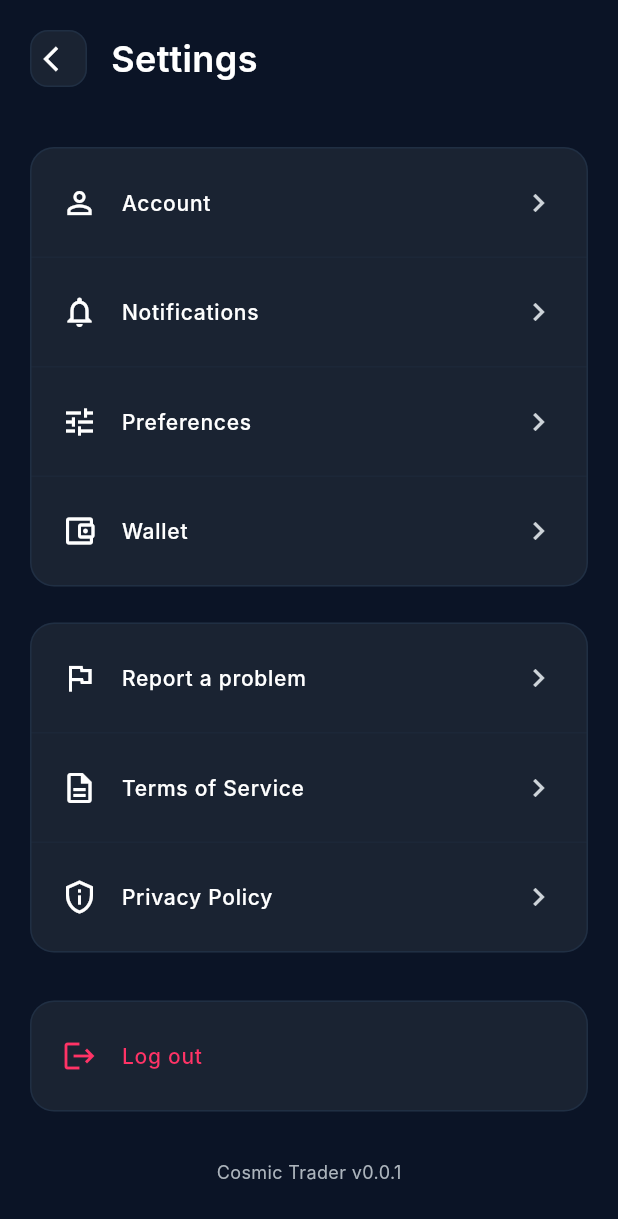
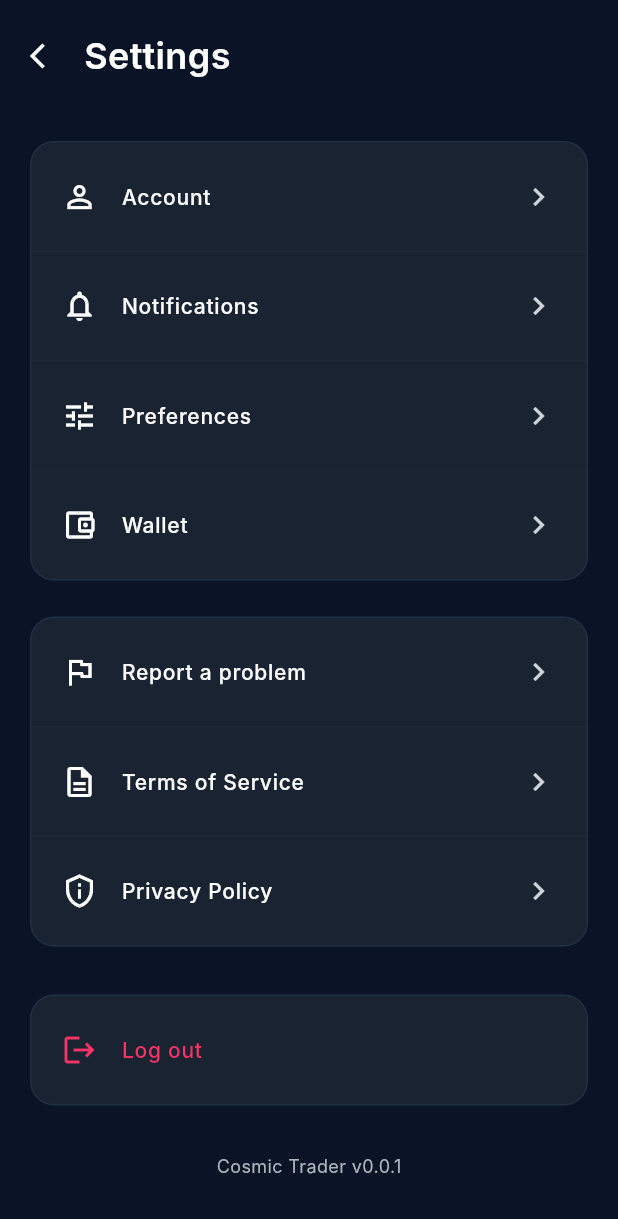
Before and after one commit to Hoossayn/cosmic_trader, a Flutter app: the SettingsScreen screen opened by its route, on a phone screen of 412 x 824 dp. Shown: the top 1219 px of the screen. Run offline on Flutter 3.47's test engine with Material 3 defaults, Android fonts, the phone set to English and light mode, and no system bars; drawn by our look-alikes of flutter_animate; our stand-ins replace confetti, dio, flutter_riverpod, flutter_svg, go_router, shared_preferences; accounts and stored records are empty; network calls fail; Roboto replaces fonts that are missing (Inter).

```diff
--- a/lib/features/profile/settings_screen.dart
+++ b/lib/features/profile/settings_screen.dart
@@ -48,18 +48,10 @@ class _SettingsScreenState extends State<SettingsScreen> {
         children: [
           GestureDetector(
             onTap: () => context.pop(),
-            child: Container(
-              padding: const EdgeInsets.all(8),
-              decoration: BoxDecoration(
-                color: AppTheme.spaceDeep,
-                borderRadius: BorderRadius.circular(12),
-                border: Border.all(color: AppTheme.cosmicBlue.withOpacity(0.3)),
-              ),
-              child: const Icon(
-                Icons.arrow_back_ios,
-                color: AppTheme.white,
-                size: 20,
-              ),
+            child: const Icon(
+              Icons.arrow_back_ios,
+              color: AppTheme.white,
+              size: 20,
             ),
           ),
           const SizedBox(width: 16),
--- a/lib/features/trading/open_trades_screen.dart
+++ b/lib/features/trading/open_trades_screen.dart
@@ -125,12 +125,12 @@ class _OpenTradesScreenState extends ConsumerState<OpenTradesScreen>
 
   Widget _buildHeader() {
     return Container(
-      padding: const EdgeInsets.all(20),
+      padding: const EdgeInsets.fromLTRB(20,0,20,20),
       child: Row(
         children: [
           IconButton(
             onPressed: () => context.pop(),
-            icon: const Icon(Icons.arrow_back, color: AppTheme.white),
+            icon: const Icon(Icons.arrow_back_ios, color: AppTheme.white),
           ),
           const SizedBox(width: 8),
           Text('Trading Activity', style: AppTheme.heading2),
```
Also changed, not shown: lib/features/trading/trading_screen.dart (+6 -6 lines).
